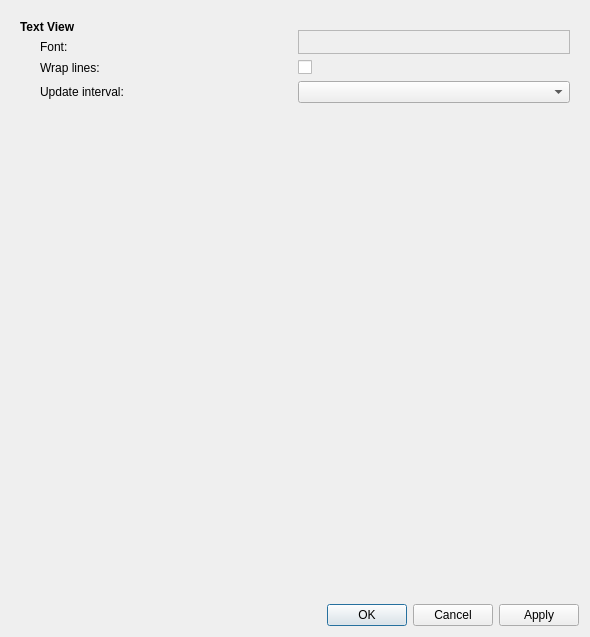
Qt form src/gui/PreferencesDialog.ui (tomvodi/QTail) before a commit.
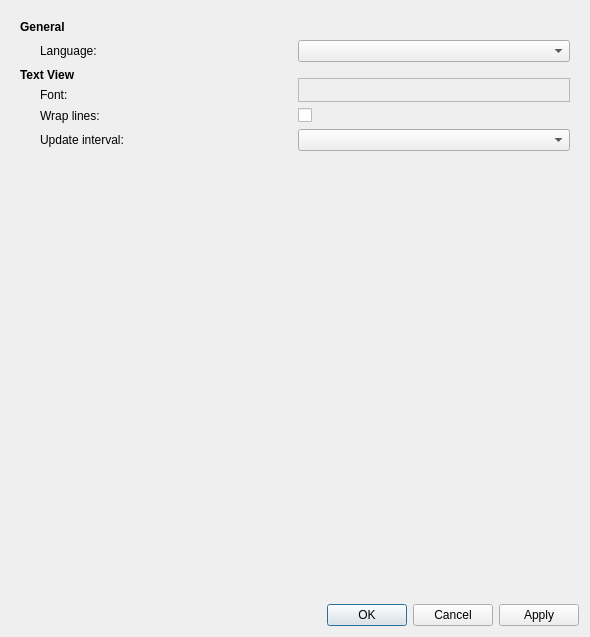
The same form after that commit. Custom widgets are drawn as their Qt base class.

What changed in the file:
```diff
--- a/src/gui/PreferencesDialog.ui
+++ b/src/gui/PreferencesDialog.ui
@@ -17,20 +17,17 @@
    <item row="0" column="0">
     <widget class="QWidget" name="generalWidget" native="true">
      <layout class="QGridLayout" name="gridLayout">
-      <item row="2" column="0">
-       <widget class="QLabel" name="_textViewFont">
-        <property name="toolTip">
-         <string>The default font used in the text view</string>
-        </property>
+      <item row="5" column="1">
+       <widget class="QCheckBox" name="lineWrapCheckBox">
         <property name="text">
-         <string>Font:</string>
-        </property>
-        <property name="indent">
-         <number>20</number>
+         <string/>
         </property>
        </widget>
       </item>
-      <item row="1" column="1" rowspan="2">
+      <item row="6" column="1">
+       <widget class="QComboBox" name="updateIntervalComboBox"/>
+      </item>
+      <item row="3" column="1" rowspan="2">
        <widget class="FontPicker" name="textViewFontPicker">
         <property name="frameShape">
          <enum>QFrame::StyledPanel</enum>
@@ -40,7 +37,57 @@
         </property>
        </widget>
       </item>
-      <item row="5" column="0">
+      <item row="0" column="0">
+       <widget class="QLabel" name="_general">
+        <property name="styleSheet">
+         <string notr="true">QLabel {
+   font-weight: bold;
+}</string>
+        </property>
+        <property name="text">
+         <string>General</string>
+        </property>
+       </widget>
+      </item>
+      <item row="4" column="0">
+       <widget class="QLabel" name="_textViewFont">
+        <property name="toolTip">
+         <string>The default font used in the text view</string>
+        </property>
+        <property name="text">
+         <string>Font:</string>
+        </property>
+        <property name="indent">
+         <number>20</number>
+        </property>
+       </widget>
+      </item>
+      <item row="6" column="0">
+       <widget class="QLabel" name="_updateInterval">
+        <property name="toolTip">
+         <string>Update interval of the text view</string>
+        </property>
+        <property name="text">
+         <string>Update interval:</string>
+        </property>
+        <property name="indent">
+         <number>20</number>
+        </property>
+       </widget>
+      </item>
+      <item row="2" column="0" rowspan="2">
+       <widget class="QLabel" name="_textView">
+        <property name="styleSheet">
+         <string notr="true">QLabel {
+   font-weight: bold;
+}</string>
+        </property>
+        <property name="text">
+         <string>Text View</string>
+        </property>
+       </widget>
+      </item>
+      <item row="7" column="0">
        <spacer name="verticalSpacer">
         <property name="orientation">
          <enum>Qt::Vertical</enum>
@@ -53,30 +100,8 @@
         </property>
        </spacer>
       </item>
-      <item row="0" column="0" rowspan="2">
-       <widget class="QLabel" name="_textView">
-        <property name="styleSheet">
-         <string notr="true">QLabel {
-   font-weight: bold;
-}</string>
-        </property>
-        <property name="text">
-         <string>Text View</string>
-        </property>
-       </widget>
-      </item>
-      <item row="3" column="1">
-       <widget class="QCheckBox" name="lineWrapCheckBox">
-        <property name="text">
-         <string/>
-        </property>
-       </widget>
-      </item>
-      <item row="4" column="1">
-       <widget class="QComboBox" name="updateIntervalComboBox"/>
-      </item>
-      <item row="3" column="0">
-       <widget class="QLabel" name="label">
+      <item row="5" column="0">
+       <widget class="QLabel" name="_wrapLines">
         <property name="toolTip">
          <string>Wrap lines at right edge of text view</string>
         </property>
@@ -88,19 +113,19 @@
         </property>
        </widget>
       </item>
-      <item row="4" column="0">
-       <widget class="QLabel" name="label_2">
-        <property name="toolTip">
-         <string>Update interval of the text view</string>
-        </property>
+      <item row="1" column="0">
+       <widget class="QLabel" name="_language">
         <property name="text">
-         <string>Update interval:</string>
+         <string>Language:</string>
         </property>
         <property name="indent">
          <number>20</number>
         </property>
        </widget>
       </item>
+      <item row="1" column="1">
+       <widget class="QComboBox" name="languageComboBox"/>
+      </item>
      </layout>
     </widget>
    </item>
```
